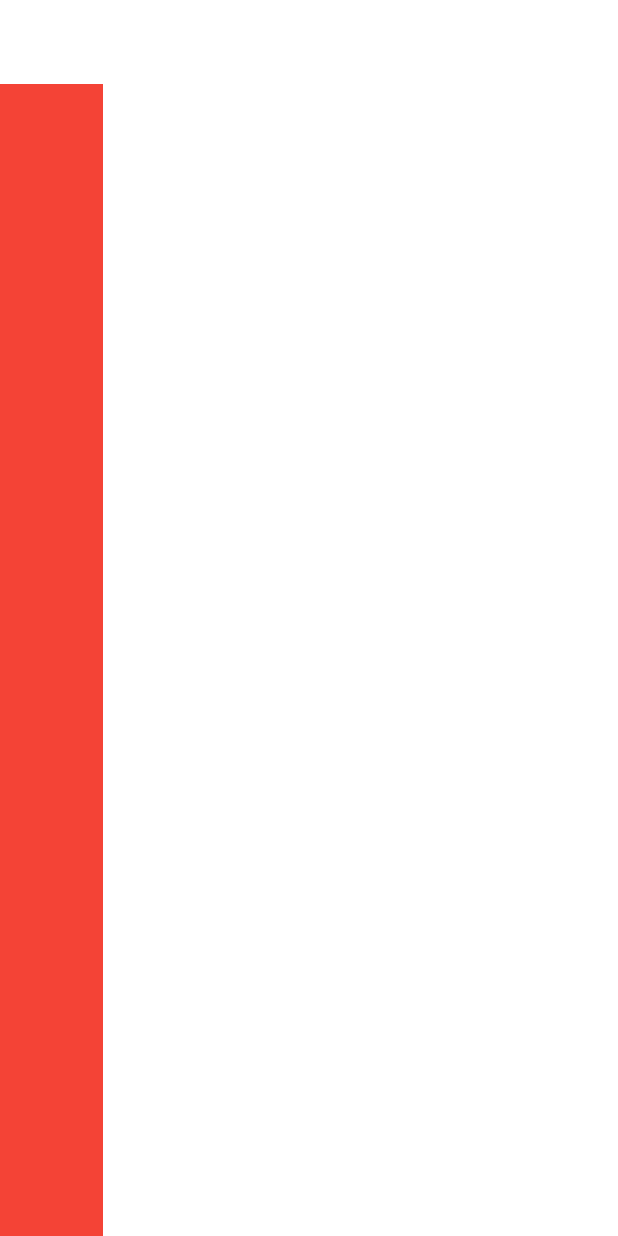
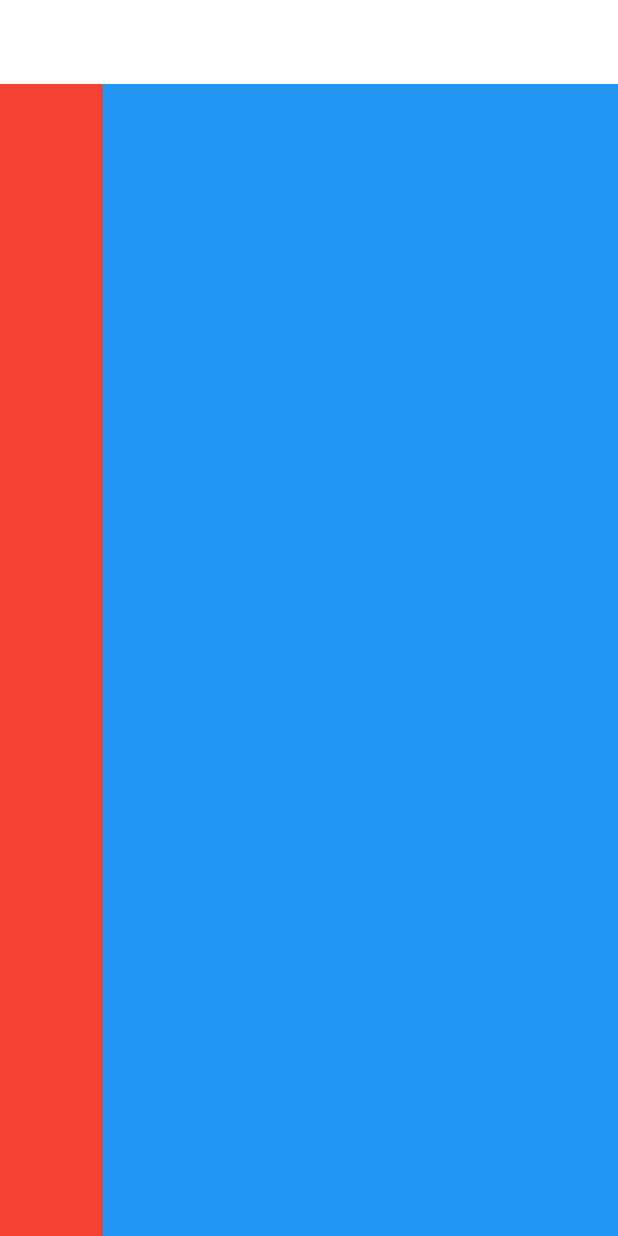
Before and after one commit to salstein/flutterwebtutorial, a Flutter app: the screen it shows after launch, on a phone screen of 412 x 824 dp. Run offline on Flutter 3.47's test engine with Material 2 defaults, Android fonts, the phone set to English and light mode, and no system bars; our stand-ins replace get, google_fonts.

Commit message:
Layout Builder

```diff
--- a/lib/layout.dart
+++ b/lib/layout.dart
@@ -1,4 +1,5 @@
 import "package:flutter/material.dart";
+import 'package:webtutorial/widgets/large_screen.dart';
 
 
 
@@ -10,14 +11,7 @@
     return Scaffold(
 
       appBar: AppBar(elevation: 0,backgroundColor: Colors.white,),
-      body: Row(children: [
-        Expanded(child: Container(
-          color: Colors.red
-        )),
-
-
-        Expanded(flex:5, child: Container(),)
-      ],)
+      body: LargeScreen()
     );
   }
 }
--- /dev/null
+++ b/lib/widgets/large_screen.dart
@@ -0,0 +1,18 @@
+import 'package:flutter/material.dart';
+
+class LargeScreen extends StatelessWidget {
+  const LargeScreen({Key? key}) : super(key: key);
+
+  @override
+  Widget build(BuildContext context) {
+    return Row(
+      children: [
+        Expanded(child: Container(color: Colors.red)),
+        Expanded(
+          flex: 5,
+          child: Container(color: Colors.blue),
+        )
+      ],
+    );
+  }
+}
```
Also changed, not shown: lib/helpers/responsiveness.dart (added, +49 -0 lines), lib/widgets/small_screen.dart (added, +14 -0 lines).
